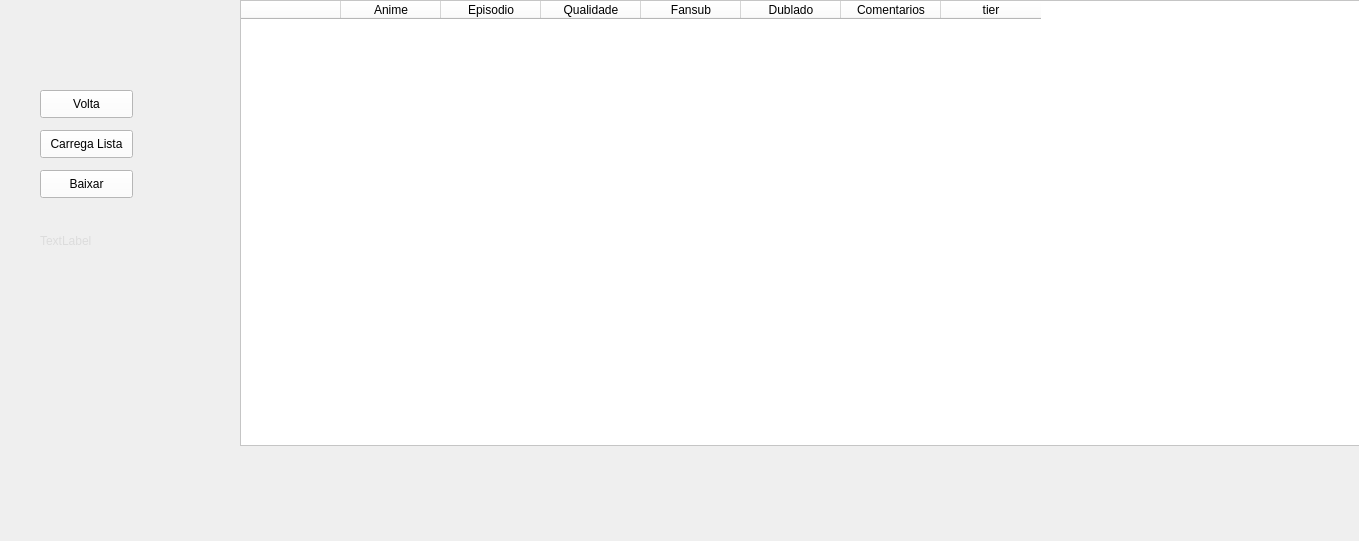
The window that torrent1366768.ui (gutocbs/AtomAnime) describes before a commit, drawn with Qt 5.
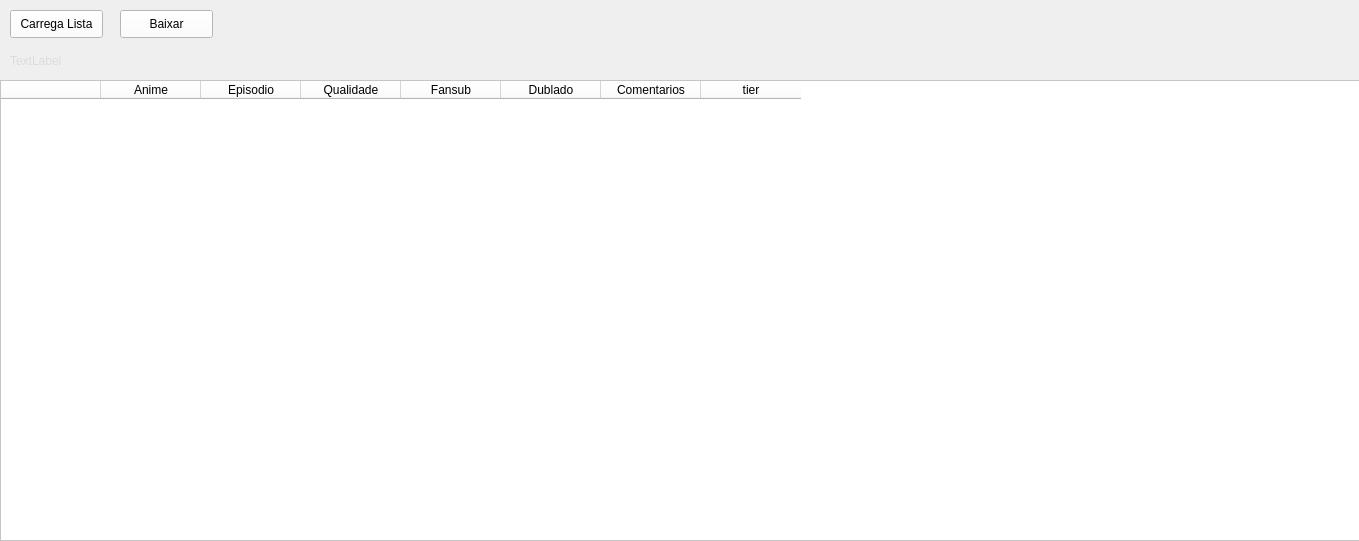
The same window after the commit.

Patch:
```diff
--- a/torrent1366768.ui
+++ b/torrent1366768.ui
@@ -16,8 +16,8 @@
   <widget class="QPushButton" name="Download">
    <property name="geometry">
     <rect>
-     <x>40</x>
-     <y>170</y>
+     <x>120</x>
+     <y>10</y>
      <width>93</width>
      <height>28</height>
     </rect>
@@ -32,8 +32,8 @@
   <widget class="QPushButton" name="XML">
    <property name="geometry">
     <rect>
-     <x>40</x>
-     <y>130</y>
+     <x>10</x>
+     <y>10</y>
      <width>93</width>
      <height>28</height>
     </rect>
@@ -45,28 +45,11 @@
     <string>Carrega Lista</string>
    </property>
   </widget>
-  <widget class="QPushButton" name="pushButton">
-   <property name="geometry">
-    <rect>
-     <x>40</x>
-     <y>90</y>
-     <width>93</width>
-     <height>28</height>
-    </rect>
-   </property>
-   <property name="styleSheet">
-    <string notr="true">background: white;
-</string>
-   </property>
-   <property name="text">
-    <string>Volta</string>
-   </property>
-  </widget>
   <widget class="QLabel" name="label">
    <property name="geometry">
     <rect>
-     <x>40</x>
-     <y>220</y>
+     <x>10</x>
+     <y>40</y>
      <width>151</width>
      <height>41</height>
     </rect>
@@ -84,10 +67,10 @@
   <widget class="QTableWidget" name="ListaTorrents">
    <property name="geometry">
     <rect>
-     <x>240</x>
-     <y>0</y>
-     <width>1120</width>
-     <height>446</height>
+     <x>0</x>
+     <y>80</y>
+     <width>1361</width>
+     <height>461</height>
     </rect>
    </property>
    <property name="styleSheet">
```
